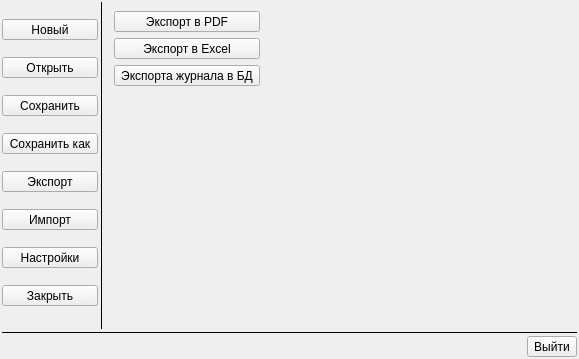
This is classes/menubar/widgetmenu.ui in vlarry/configurator as Qt 5 draws it before an edit. The edited form follows.
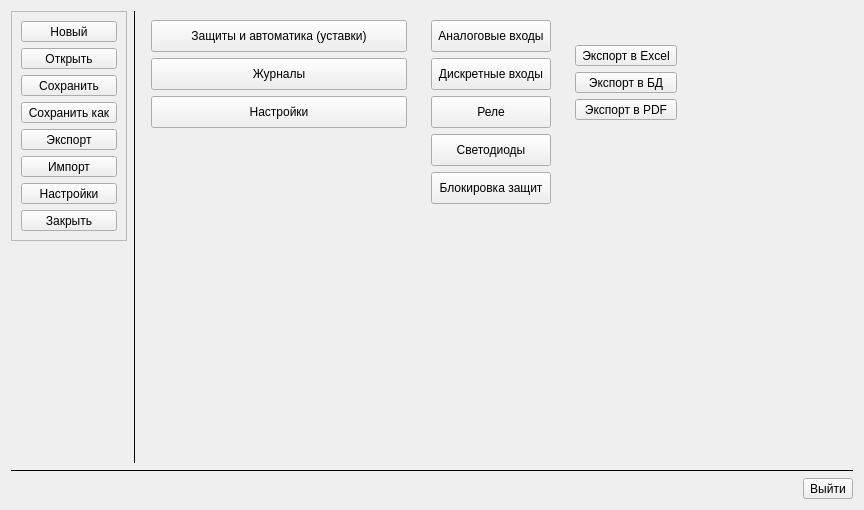
This is the edited form. The open tabs and pages were chosen to show the change. Icons and pictures are not drawn. Custom widgets are drawn as their Qt base class.

The edit to the form file:
```diff
--- a/classes/menubar/widgetmenu.ui
+++ b/classes/menubar/widgetmenu.ui
@@ -6,136 +6,42 @@
    <rect>
     <x>0</x>
     <y>0</y>
-    <width>579</width>
-    <height>359</height>
+    <width>864</width>
+    <height>510</height>
    </rect>
   </property>
+  <property name="sizePolicy">
+   <sizepolicy hsizetype="Expanding" vsizetype="Expanding">
+    <horstretch>0</horstretch>
+    <verstretch>0</verstretch>
+   </sizepolicy>
+  </property>
   <property name="windowTitle">
    <string/>
   </property>
-  <layout class="QVBoxLayout" name="verticalLayout_2">
-   <property name="spacing">
-    <number>2</number>
-   </property>
-   <property name="leftMargin">
-    <number>2</number>
-   </property>
-   <property name="topMargin">
-    <number>2</number>
-   </property>
-   <property name="rightMargin">
-    <number>2</number>
-   </property>
-   <property name="bottomMargin">
-    <number>2</number>
-   </property>
-   <item>
-    <layout class="QHBoxLayout" name="horizontalLayout_2">
-     <item>
+  <layout class="QVBoxLayout" name="verticalLayout_12">
+   <item>
+    <layout class="QHBoxLayout" name="horizontalLayout_3">
+     <item>
+      <layout class="QVBoxLayout" name="verticalLayout_11">
+       <item>
+        <widget class="QFrame" name="frameMenuMain">
+         <property name="sizePolicy">
+          <sizepolicy hsizetype="Fixed" vsizetype="Fixed">
+           <horstretch>0</horstretch>
+           <verstretch>0</verstretch>
+          </sizepolicy>
+         </property>
+         <property name="frameShape">
+          <enum>QFrame::StyledPanel</enum>
+         </property>
+         <property name="frameShadow">
+          <enum>QFrame::Raised</enum>
+         </property>
       <layout class="QVBoxLayout" name="verticalLayout">
-       <property name="spacing">
-        <number>0</number>
-       </property>
-       <property name="sizeConstraint">
-        <enum>QLayout::SetDefaultConstraint</enum>
-       </property>
        <item>
-        <widget class="CToolButton" name="toolButtonNewProject">
-         <property name="sizePolicy">
-          <sizepolicy hsizetype="Minimum" vsizetype="Fixed">
-           <horstretch>0</horstretch>
-           <verstretch>0</verstretch>
-          </sizepolicy>
-         </property>
-         <property name="mouseTracking">
-          <bool>true</bool>
-         </property>
-         <property name="toolTip">
-          <string>&lt;html&gt;&lt;head/&gt;&lt;body&gt;&lt;p&gt;Создает новый проект&lt;/p&gt;&lt;/body&gt;&lt;/html&gt;</string>
-         </property>
-         <property name="text">
-          <string>Новый</string>
-         </property>
-         <property name="icon">
-          <iconset resource="../../resource.qrc">
-           <normaloff>:/images/resource/images/new.png</normaloff>:/images/resource/images/new.png</iconset>
-         </property>
-         <property name="iconSize">
-          <size>
-           <width>32</width>
-           <height>32</height>
-          </size>
-         </property>
-         <property name="toolButtonStyle">
-          <enum>Qt::ToolButtonTextBesideIcon</enum>
-         </property>
-        </widget>
-       </item>
-       <item>
-        <widget class="CToolButton" name="toolButtonOpenProject">
-         <property name="sizePolicy">
-          <sizepolicy hsizetype="Minimum" vsizetype="Fixed">
-           <horstretch>0</horstretch>
-           <verstretch>0</verstretch>
-          </sizepolicy>
-         </property>
-         <property name="mouseTracking">
-          <bool>true</bool>
-         </property>
-         <property name="toolTip">
-          <string>Открывает проект</string>
-         </property>
-         <property name="text">
-          <string>Открыть</string>
-         </property>
-         <property name="icon">
-          <iconset resource="../../resource.qrc">
-           <normaloff>:/images/resource/images/open.png</normaloff>:/images/resource/images/open.png</iconset>
-         </property>
-         <property name="iconSize">
-          <size>
-           <width>32</width>
-           <height>32</height>
-          </size>
-         </property>
-         <property name="toolButtonStyle">
-          <enum>Qt::ToolButtonTextBesideIcon</enum>
-         </property>
-        </widget>
-       </item>
-       <item>
-        <widget class="CToolButton" name="toolButtonSaveProject">
-         <property name="sizePolicy">
-          <sizepolicy hsizetype="Minimum" vsizetype="Fixed">
-           <horstretch>0</horstretch>
-           <verstretch>0</verstretch>
-          </sizepolicy>
-         </property>
-         <property name="mouseTracking">
-          <bool>true</bool>
-         </property>
-         <property name="toolTip">
-          <string>Сохраняет проект в файл</string>
-         </property>
-         <property name="text">
-          <string>Сохранить</string>
-         </property>
-         <property name="icon">
-          <iconset resource="../../resource.qrc">
-           <normaloff>:/images/resource/images/save.png</normaloff>:/images/resource/images/save.png</iconset>
-         </property>
-         <property name="iconSize">
-          <size>
-           <width>32</width>
-           <height>32</height>
-          </size>
-         </property>
-         <property name="toolButtonStyle">
-          <enum>Qt::ToolButtonTextBesideIcon</enum>
-         </property>
-        </widget>
-       </item>
-       <item>
+           <layout class="QGridLayout" name="gridLayout_5">
+            <item row="3" column="0">
         <widget class="CToolButton" name="toolButtonSaveAsProject">
          <property name="sizePolicy">
           <sizepolicy hsizetype="Minimum" vsizetype="Fixed">
@@ -167,8 +73,8 @@
          </property>
         </widget>
        </item>
-       <item>
-        <widget class="CToolButton" name="toolButtonExportProject">
+            <item row="2" column="0">
+             <widget class="CToolButton" name="toolButtonSaveProject">
          <property name="sizePolicy">
           <sizepolicy hsizetype="Minimum" vsizetype="Fixed">
            <horstretch>0</horstretch>
@@ -179,7 +85,7 @@
           <bool>true</bool>
          </property>
          <property name="text">
-          <string>Экспорт</string>
+               <string>Сохранить</string>
          </property>
          <property name="icon">
           <iconset resource="../../resource.qrc">
@@ -191,15 +97,12 @@
            <height>32</height>
           </size>
          </property>
-         <property name="popupMode">
-          <enum>QToolButton::DelayedPopup</enum>
-         </property>
          <property name="toolButtonStyle">
           <enum>Qt::ToolButtonTextBesideIcon</enum>
          </property>
         </widget>
        </item>
-       <item>
+            <item row="5" column="0">
         <widget class="CToolButton" name="toolButtonImportProject">
          <property name="sizePolicy">
           <sizepolicy hsizetype="Minimum" vsizetype="Fixed">
@@ -231,7 +134,71 @@
          </property>
         </widget>
        </item>
-       <item>
+            <item row="0" column="0">
+             <widget class="CToolButton" name="toolButtonNewProject">
+              <property name="sizePolicy">
+               <sizepolicy hsizetype="Minimum" vsizetype="Fixed">
+                <horstretch>0</horstretch>
+                <verstretch>0</verstretch>
+               </sizepolicy>
+              </property>
+              <property name="mouseTracking">
+               <bool>true</bool>
+              </property>
+              <property name="toolTip">
+               <string>&lt;html&gt;&lt;head/&gt;&lt;body&gt;&lt;p&gt;Создает новый проект&lt;/p&gt;&lt;/body&gt;&lt;/html&gt;</string>
+              </property>
+              <property name="text">
+               <string>Новый</string>
+              </property>
+              <property name="icon">
+               <iconset resource="../../resource.qrc">
+                <normaloff>:/images/resource/images/new.png</normaloff>:/images/resource/images/new.png</iconset>
+              </property>
+              <property name="iconSize">
+               <size>
+                <width>32</width>
+                <height>32</height>
+               </size>
+              </property>
+              <property name="toolButtonStyle">
+               <enum>Qt::ToolButtonTextBesideIcon</enum>
+              </property>
+             </widget>
+            </item>
+            <item row="4" column="0">
+             <widget class="CToolButton" name="toolButtonExportProject">
+              <property name="sizePolicy">
+               <sizepolicy hsizetype="Minimum" vsizetype="Fixed">
+                <horstretch>0</horstretch>
+                <verstretch>0</verstretch>
+               </sizepolicy>
+              </property>
+              <property name="mouseTracking">
+               <bool>true</bool>
+              </property>
+              <property name="text">
+               <string>Экспорт</string>
+              </property>
+              <property name="icon">
+               <iconset resource="../../resource.qrc">
+                <normaloff>:/images/resource/images/export.png</normaloff>:/images/resource/images/export.png</iconset>
+              </property>
+              <property name="iconSize">
+               <size>
+                <width>32</width>
+                <height>32</height>
+               </size>
+              </property>
+              <property name="popupMode">
+               <enum>QToolButton::DelayedPopup</enum>
+              </property>
+              <property name="toolButtonStyle">
+               <enum>Qt::ToolButtonTextBesideIcon</enum>
+              </property>
+             </widget>
+            </item>
+            <item row="6" column="0">
         <widget class="CToolButton" name="toolButtonSettings">
          <property name="sizePolicy">
           <sizepolicy hsizetype="Minimum" vsizetype="Fixed">
@@ -263,7 +230,39 @@
          </property>
         </widget>
        </item>
-       <item>
+            <item row="1" column="0">
+             <widget class="CToolButton" name="toolButtonOpenProject">
+              <property name="sizePolicy">
+               <sizepolicy hsizetype="Minimum" vsizetype="Fixed">
+                <horstretch>0</horstretch>
+                <verstretch>0</verstretch>
+               </sizepolicy>
+              </property>
+              <property name="mouseTracking">
+               <bool>true</bool>
+              </property>
+              <property name="toolTip">
+               <string>Открывает проект</string>
+              </property>
+              <property name="text">
+               <string>Открыть</string>
+              </property>
+              <property name="icon">
+               <iconset resource="../../resource.qrc">
+                <normaloff>:/images/resource/images/open.png</normaloff>:/images/resource/images/open.png</iconset>
+              </property>
+              <property name="iconSize">
+               <size>
+                <width>32</width>
+                <height>32</height>
+               </size>
+              </property>
+              <property name="toolButtonStyle">
+               <enum>Qt::ToolButtonTextBesideIcon</enum>
+              </property>
+             </widget>
+            </item>
+            <item row="7" column="0">
         <widget class="CToolButton" name="toolButtonCloseProject">
          <property name="sizePolicy">
           <sizepolicy hsizetype="Minimum" vsizetype="Fixed">
@@ -297,6 +296,24 @@
        </item>
       </layout>
      </item>
+         </layout>
+        </widget>
+       </item>
+       <item>
+        <spacer name="verticalSpacer_9">
+         <property name="orientation">
+          <enum>Qt::Vertical</enum>
+         </property>
+         <property name="sizeHint" stdset="0">
+          <size>
+           <width>20</width>
+           <height>40</height>
+          </size>
+         </property>
+        </spacer>
+       </item>
+      </layout>
+     </item>
      <item>
       <widget class="Line" name="line">
        <property name="frameShadow">
@@ -308,16 +325,20 @@
       </widget>
      </item>
      <item>
-      <widget class="QStackedWidget" name="stackedWidgetMenuFunction">
+      <layout class="QVBoxLayout" name="verticalLayout_10">
+       <item>
+        <layout class="QHBoxLayout" name="horizontalLayout_2">
+         <item>
+          <widget class="QStackedWidget" name="stackedWidgetMenuLevel1">
        <property name="sizePolicy">
-        <sizepolicy hsizetype="Expanding" vsizetype="Expanding">
+            <sizepolicy hsizetype="Fixed" vsizetype="Fixed">
          <horstretch>0</horstretch>
          <verstretch>0</verstretch>
         </sizepolicy>
        </property>
        <property name="minimumSize">
         <size>
-         <width>400</width>
+             <width>200</width>
          <height>0</height>
         </size>
        </property>
@@ -379,103 +400,65 @@
         </layout>
        </widget>
        <widget class="QWidget" name="pageExport">
-        <layout class="QVBoxLayout" name="verticalLayout_5">
+            <layout class="QVBoxLayout" name="verticalLayout_2">
          <item>
-          <layout class="QHBoxLayout" name="horizontalLayout_3">
-           <item>
-            <layout class="QVBoxLayout" name="verticalLayout_4">
-             <item>
-              <widget class="CToolButton" name="toolButtonExportToPDF">
+              <layout class="QGridLayout" name="gridLayout">
+               <item row="0" column="0">
+                <widget class="CToolButton" name="toolButtonProtectionExport">
                <property name="sizePolicy">
-                <sizepolicy hsizetype="Minimum" vsizetype="Fixed">
+                  <sizepolicy hsizetype="Expanding" vsizetype="Fixed">
                  <horstretch>0</horstretch>
                  <verstretch>0</verstretch>
                 </sizepolicy>
                </property>
-               <property name="text">
-                <string>Экспорт в PDF</string>
-               </property>
-               <property name="icon">
-                <iconset resource="../../resource.qrc">
-                 <normaloff>:/images/resource/images/export_pdf.png</normaloff>:/images/resource/images/export_pdf.png</iconset>
-               </property>
-               <property name="iconSize">
+                 <property name="minimumSize">
                 <size>
-                 <width>32</width>
+                   <width>0</width>
                  <height>32</height>
                 </size>
                </property>
-               <property name="toolButtonStyle">
-                <enum>Qt::ToolButtonTextBesideIcon</enum>
+                 <property name="text">
+                  <string>Защиты и автоматика (уставки)</string>
                </property>
               </widget>
              </item>
-             <item>
-              <widget class="CToolButton" name="toolButtonExportToExcel">
+               <item row="1" column="0">
+                <widget class="CToolButton" name="toolButtonJournalExport">
                <property name="sizePolicy">
-                <sizepolicy hsizetype="Minimum" vsizetype="Fixed">
+                  <sizepolicy hsizetype="Expanding" vsizetype="Fixed">
                  <horstretch>0</horstretch>
                  <verstretch>0</verstretch>
                 </sizepolicy>
                </property>
-               <property name="text">
-                <string>Экспорт в Excel</string>
-               </property>
-               <property name="icon">
-                <iconset resource="../../resource.qrc">
-                 <normaloff>:/images/resource/images/export_excel.png</normaloff>:/images/resource/images/export_excel.png</iconset>
-               </property>
-               <property name="iconSize">
+                 <property name="minimumSize">
                 <size>
-                 <width>32</width>
+                   <width>0</width>
                  <height>32</height>
                 </size>
                </property>
-               <property name="toolButtonStyle">
-                <enum>Qt::ToolButtonTextBesideIcon</enum>
+                 <property name="text">
+                  <string>Журналы</string>
                </property>
               </widget>
              </item>
-             <item>
-              <widget class="CToolButton" name="toolButtonExportJournalToDataBase">
+               <item row="2" column="0">
+                <widget class="CToolButton" name="toolButtonSettingsExport">
                <property name="sizePolicy">
-                <sizepolicy hsizetype="Minimum" vsizetype="Fixed">
+                  <sizepolicy hsizetype="Expanding" vsizetype="Fixed">
                  <horstretch>0</horstretch>
                  <verstretch>0</verstretch>
                 </sizepolicy>
                </property>
-               <property name="text">
-                <string>Экспорта журнала в БД</string>
-               </property>
-               <property name="icon">
-                <iconset resource="../../resource.qrc">
-                 <normaloff>:/images/resource/images/export.png</normaloff>:/images/resource/images/export.png</iconset>
-               </property>
-               <property name="iconSize">
+                 <property name="minimumSize">
                 <size>
-                 <width>32</width>
+                   <width>0</width>
                  <height>32</height>
                 </size>
                </property>
-               <property name="toolButtonStyle">
-                <enum>Qt::ToolButtonTextBesideIcon</enum>
-               </property>
-              </widget>
-             </item>
-            </layout>
-           </item>
-           <item>
-            <spacer name="horizontalSpacer_3">
-             <property name="orientation">
-              <enum>Qt::Horizontal</enum>
-             </property>
-             <property name="sizeHint" stdset="0">
-              <size>
-               <width>40</width>
-               <height>20</height>
-              </size>
-             </property>
-            </spacer>
+                 <property name="text">
+                  <string>Настройки</string>
+                 </property>
+                </widget>
            </item>
           </layout>
          </item>
@@ -487,7 +470,7 @@
            <property name="sizeHint" stdset="0">
             <size>
              <width>20</width>
-             <height>111</height>
+                 <height>162</height>
             </size>
            </property>
           </spacer>
@@ -640,10 +623,385 @@
        </widget>
       </widget>
      </item>
+         <item>
+          <widget class="QStackedWidget" name="stackedWidgetMenuLevel2">
+           <property name="sizePolicy">
+            <sizepolicy hsizetype="Fixed" vsizetype="Fixed">
+             <horstretch>0</horstretch>
+             <verstretch>0</verstretch>
+            </sizepolicy>
+           </property>
+           <property name="currentIndex">
+            <number>1</number>
+           </property>
+           <widget class="QWidget" name="pageJournals">
+            <layout class="QVBoxLayout" name="verticalLayout_5">
+             <item>
+              <layout class="QGridLayout" name="gridLayout_3">
+               <item row="4" column="0">
+                <widget class="CToolButton" name="toolButtonJournalIsolation">
+                 <property name="sizePolicy">
+                  <sizepolicy hsizetype="Expanding" vsizetype="Fixed">
+                   <horstretch>0</horstretch>
+                   <verstretch>0</verstretch>
+                  </sizepolicy>
+                 </property>
+                 <property name="minimumSize">
+                  <size>
+                   <width>0</width>
+                   <height>32</height>
+                  </size>
+                 </property>
+                 <property name="text">
+                  <string>Изоляции</string>
+                 </property>
+                </widget>
+               </item>
+               <item row="3" column="0">
+                <widget class="CToolButton" name="toolButtonJournalHalfhour">
+                 <property name="sizePolicy">
+                  <sizepolicy hsizetype="Expanding" vsizetype="Fixed">
+                   <horstretch>0</horstretch>
+                   <verstretch>0</verstretch>
+                  </sizepolicy>
+                 </property>
+                 <property name="minimumSize">
+                  <size>
+                   <width>0</width>
+                   <height>32</height>
+                  </size>
+                 </property>
+                 <property name="text">
+                  <string>Получасовок</string>
+                 </property>
+                </widget>
+               </item>
+               <item row="1" column="0">
+                <widget class="CToolButton" name="toolButtonJournalCrash">
+                 <property name="sizePolicy">
+                  <sizepolicy hsizetype="Expanding" vsizetype="Fixed">
+                   <horstretch>0</horstretch>
+                   <verstretch>0</verstretch>
+                  </sizepolicy>
+                 </property>
+                 <property name="minimumSize">
+                  <size>
+                   <width>0</width>
+                   <height>32</height>
+                  </size>
+                 </property>
+                 <property name="text">
+                  <string>Аварий</string>
+                 </property>
+                </widget>
+               </item>
+               <item row="2" column="0">
+                <widget class="CToolButton" name="toolButtonJournalEvent">
+                 <property name="sizePolicy">
+                  <sizepolicy hsizetype="Expanding" vsizetype="Fixed">
+                   <horstretch>0</horstretch>
+                   <verstretch>0</verstretch>
+                  </sizepolicy>
+                 </property>
+                 <property name="minimumSize">
+                  <size>
+                   <width>0</width>
+                   <height>32</height>
+                  </size>
+                 </property>
+                 <property name="text">
+                  <string>Событий</string>
+                 </property>
+                </widget>
+               </item>
+              </layout>
+             </item>
+             <item>
+              <spacer name="verticalSpacer_6">
+               <property name="orientation">
+                <enum>Qt::Vertical</enum>
+               </property>
+               <property name="sizeHint" stdset="0">
+                <size>
+                 <width>20</width>
+                 <height>123</height>
+                </size>
+               </property>
+              </spacer>
+             </item>
+            </layout>
+           </widget>
+           <widget class="QWidget" name="pageSettingsLevel2">
+            <layout class="QVBoxLayout" name="verticalLayout_4">
+             <item>
+              <layout class="QGridLayout" name="gridLayout_2">
+               <item row="3" column="0">
+                <widget class="CToolButton" name="toolButtonSettingsLed">
+                 <property name="sizePolicy">
+                  <sizepolicy hsizetype="Expanding" vsizetype="Fixed">
+                   <horstretch>0</horstretch>
+                   <verstretch>0</verstretch>
+                  </sizepolicy>
+                 </property>
+                 <property name="minimumSize">
+                  <size>
+                   <width>0</width>
+                   <height>32</height>
+                  </size>
+                 </property>
+                 <property name="text">
+                  <string>Светодиоды</string>
+                 </property>
+                </widget>
+               </item>
+               <item row="0" column="0">
+                <widget class="CToolButton" name="toolButtonSettingsInputAnalog">
+                 <property name="sizePolicy">
+                  <sizepolicy hsizetype="Expanding" vsizetype="Fixed">
+                   <horstretch>0</horstretch>
+                   <verstretch>0</verstretch>
+                  </sizepolicy>
+                 </property>
+                 <property name="minimumSize">
+                  <size>
+                   <width>0</width>
+                   <height>32</height>
+                  </size>
+                 </property>
+                 <property name="text">
+                  <string>Аналоговые входы</string>
+                 </property>
+                </widget>
+               </item>
+               <item row="1" column="0">
+                <widget class="CToolButton" name="toolButtonSettingsInputDiscret">
+                 <property name="sizePolicy">
+                  <sizepolicy hsizetype="Expanding" vsizetype="Fixed">
+                   <horstretch>0</horstretch>
+                   <verstretch>0</verstretch>
+                  </sizepolicy>
+                 </property>
+                 <property name="minimumSize">
+                  <size>
+                   <width>0</width>
+                   <height>32</height>
+                  </size>
+                 </property>
+                 <property name="text">
+                  <string>Дискретные входы</string>
+                 </property>
+                </widget>
+               </item>
+               <item row="2" column="0">
+                <widget class="CToolButton" name="toolButtonSettingsRelay">
+                 <property name="sizePolicy">
+                  <sizepolicy hsizetype="Expanding" vsizetype="Fixed">
+                   <horstretch>0</horstretch>
+                   <verstretch>0</verstretch>
+                  </sizepolicy>
+                 </property>
+                 <property name="minimumSize">
+                  <size>
+                   <width>0</width>
+                   <height>32</height>
+                  </size>
+                 </property>
+                 <property name="text">
+                  <string>Реле</string>
+                 </property>
+                </widget>
+               </item>
+               <item row="4" column="0">
+                <widget class="CToolButton" name="toolButtonSettingsProtectionBlock">
+                 <property name="sizePolicy">
+                  <sizepolicy hsizetype="Expanding" vsizetype="Fixed">
+                   <horstretch>0</horstretch>
+                   <verstretch>0</verstretch>
+                  </sizepolicy>
+                 </property>
+                 <property name="minimumSize">
+                  <size>
+                   <width>0</width>
+                   <height>32</height>
+                  </size>
+                 </property>
+                 <property name="text">
+                  <string>Блокировка защит</string>
+                 </property>
+                </widget>
+               </item>
+              </layout>
+             </item>
+             <item>
+              <spacer name="verticalSpacer_5">
+               <property name="orientation">
+                <enum>Qt::Vertical</enum>
+               </property>
+               <property name="sizeHint" stdset="0">
+                <size>
+                 <width>20</width>
+                 <height>84</height>
+                </size>
+               </property>
+              </spacer>
+             </item>
+            </layout>
+           </widget>
+          </widget>
+         </item>
+         <item>
+          <widget class="QStackedWidget" name="stackedWidgetMenuLevel3">
+           <property name="sizePolicy">
+            <sizepolicy hsizetype="Fixed" vsizetype="Fixed">
+             <horstretch>0</horstretch>
+             <verstretch>0</verstretch>
+            </sizepolicy>
+           </property>
+           <property name="currentIndex">
+            <number>1</number>
+           </property>
+           <widget class="QWidget" name="page_3"/>
+           <widget class="QWidget" name="pageFunctionExport">
+            <layout class="QVBoxLayout" name="verticalLayout_9">
+             <item>
+              <layout class="QGridLayout" name="gridLayout_4">
+               <item row="0" column="0">
+                <widget class="CToolButton" name="toolButtonExportToExcel">
+                 <property name="sizePolicy">
+                  <sizepolicy hsizetype="Expanding" vsizetype="Fixed">
+                   <horstretch>0</horstretch>
+                   <verstretch>0</verstretch>
+                  </sizepolicy>
+                 </property>
+                 <property name="text">
+                  <string>Экспорт в Excel</string>
+                 </property>
+                 <property name="icon">
+                  <iconset resource="../../resource.qrc">
+                   <normaloff>:/images/resource/images/export_excel.png</normaloff>:/images/resource/images/export_excel.png</iconset>
+                 </property>
+                 <property name="iconSize">
+                  <size>
+                   <width>32</width>
+                   <height>32</height>
+                  </size>
+                 </property>
+                 <property name="toolButtonStyle">
+                  <enum>Qt::ToolButtonTextBesideIcon</enum>
+                 </property>
+                </widget>
+               </item>
+               <item row="2" column="0">
+                <widget class="CToolButton" name="toolButtonExportToPDF">
+                 <property name="sizePolicy">
+                  <sizepolicy hsizetype="Expanding" vsizetype="Fixed">
+                   <horstretch>0</horstretch>
+                   <verstretch>0</verstretch>
+                  </sizepolicy>
+                 </property>
+                 <property name="text">
+                  <string>Экспорт в PDF</string>
+                 </property>
+                 <property name="icon">
+                  <iconset resource="../../resource.qrc">
+                   <normaloff>:/images/resource/images/export_pdf.png</normaloff>:/images/resource/images/export_pdf.png</iconset>
+                 </property>
+                 <property name="iconSize">
+                  <size>
+                   <width>32</width>
+                   <height>32</height>
+                  </size>
+                 </property>
+                 <property name="toolButtonStyle">
+                  <enum>Qt::ToolButtonTextBesideIcon</enum>
+                 </property>
+                </widget>
+               </item>
+               <item row="1" column="0">
+                <widget class="CToolButton" name="toolButtonExportToDB">
+                 <property name="sizePolicy">
+                  <sizepolicy hsizetype="Expanding" vsizetype="Fixed">
+                   <horstretch>0</horstretch>
+                   <verstretch>0</verstretch>
+                  </sizepolicy>
+                 </property>
+                 <property name="text">
+                  <string>Экспорт в БД</string>
+                 </property>
+                 <property name="icon">
+                  <iconset resource="../../resource.qrc">
+                   <normaloff>:/images/resource/images/db_export.png</normaloff>:/images/resource/images/db_export.png</iconset>
+                 </property>
+                 <property name="iconSize">
+                  <size>
+                   <width>32</width>
+                   <height>32</height>
+                  </size>
+                 </property>
+                 <property name="toolButtonStyle">
+                  <enum>Qt::ToolButtonTextBesideIcon</enum>
+                 </property>
+                </widget>
+               </item>
+              </layout>
+             </item>
+             <item>
+              <spacer name="verticalSpacer_7">
+               <property name="orientation">
+                <enum>Qt::Vertical</enum>
+               </property>
+               <property name="sizeHint" stdset="0">
+                <size>
+                 <width>20</width>
+                 <height>144</height>
+                </size>
+               </property>
+              </spacer>
+             </item>
+            </layout>
+           </widget>
+          </widget>
+         </item>
+        </layout>
+       </item>
+       <item>
+        <spacer name="verticalSpacer_8">
+         <property name="orientation">
+          <enum>Qt::Vertical</enum>
+         </property>
+         <property name="sizeHint" stdset="0">
+          <size>
+           <width>20</width>
+           <height>40</height>
+          </size>
+         </property>
+        </spacer>
+       </item>
+      </layout>
+     </item>
+     <item>
+      <spacer name="horizontalSpacer_3">
+       <property name="orientation">
+        <enum>Qt::Horizontal</enum>
+       </property>
+       <property name="sizeHint" stdset="0">
+        <size>
+         <width>40</width>
+         <height>20</height>
+        </size>
+       </property>
+      </spacer>
+     </item>
     </layout>
    </item>
    <item>
     <widget class="Line" name="line_2">
+     <property name="sizePolicy">
+      <sizepolicy hsizetype="Expanding" vsizetype="Fixed">
+       <horstretch>0</horstretch>
+       <verstretch>0</verstretch>
+      </sizepolicy>
+     </property>
      <property name="frameShadow">
       <enum>QFrame::Plain</enum>
      </property>
```
Left out of the diff: 24 changed lines with no effect on the pictures. Lines whose indentation alone changed are shown as unchanged.
